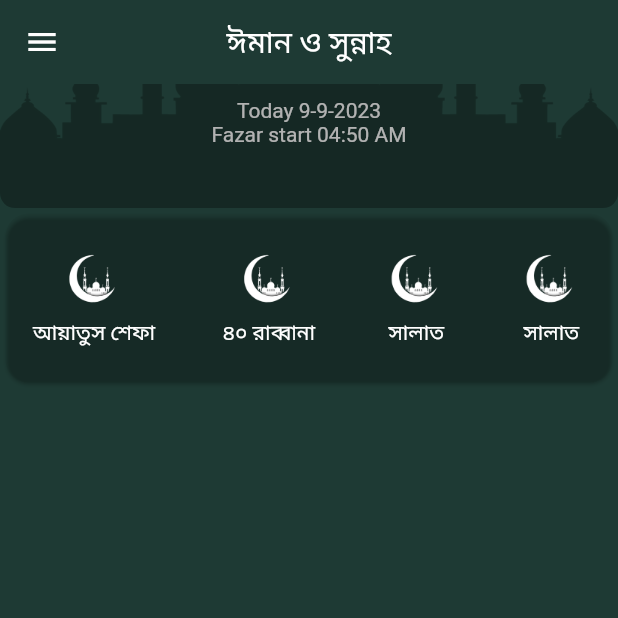
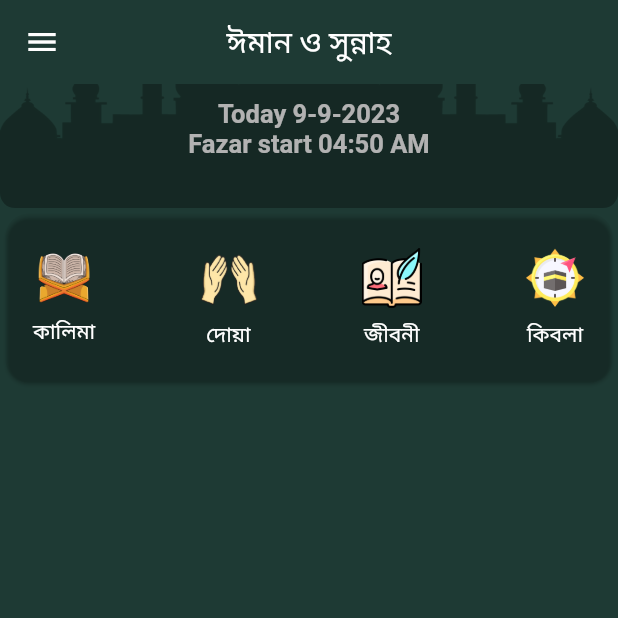
Before and after one commit to SadakatulShakil/Hadis_Collection, a Flutter app: the screen it shows after launch, scrolled down 230 dp, on a phone screen of 412 x 824 dp, the top half of it. Run offline on Flutter 3.47's test engine with Material 2 defaults, Android fonts, the phone set to English and light mode, and no system bars; our stand-ins replace carousel_slider, get, sqflite; accounts and stored records are empty; network calls fail.

Commit message:
designed updated

```diff
--- a/lib/screens/home/home_screen.dart
+++ b/lib/screens/home/home_screen.dart
@@ -57,8 +57,8 @@ class _HomeScreenState extends State<HomeScreen> {
                     right: 40,
                     child: Column(
                       children: [
-                        Text('Today 9-9-2023', style: TextStyle(color: Colors.white),),
-                        Text('Fazar start 04:50 AM', style: TextStyle(color: Colors.white)),
+                        Text('Today 9-9-2023', style: TextStyle(color: Colors.white, fontWeight: FontWeight.w600, fontSize: 17),),
+                        Text('Fazar start 04:50 AM', style: TextStyle(color: Colors.white, fontWeight: FontWeight.w600, fontSize: 17)),
                       ],
                     ),
                   ),
@@ -88,29 +88,33 @@ class _HomeScreenState extends State<HomeScreen> {
                         Column(
                           mainAxisAlignment: MainAxisAlignment.center,
                           children: [
-                            Image.asset('assets/images/icon.png', width: 45,height: 45,),
-                            Text('আয়াতুস শেফা', style: TextStyle(color: Colors.white))
+                            Image.asset('assets/images/sefa_icon.png', width: 35,height: 35,),
+                            SizedBox(height: 8,),
+                            Text('কালিমা', style: TextStyle(color: Colors.white))
                           ],
                         ),
                         Column(
                           mainAxisAlignment: MainAxisAlignment.center,
                           children: [
-                            Image.asset('assets/images/icon.png', width: 45,height: 45,),
-                            Text('৪০ রাব্বানা', style: TextStyle(color: Colors.white))
+                            Image.asset('assets/images/dua_icon.png', width: 40,height: 40,),
+                            SizedBox(height: 8,),
+                            Text('দোয়া', style: TextStyle(color: Colors.white))
                           ],
                         ),
                         Column(
                           mainAxisAlignment: MainAxisAlignment.center,
                           children: [
-                            Image.asset('assets/images/icon.png', width: 45,height: 45,),
-                            Text('সালাত', style: TextStyle(color: Colors.white))
+                            Image.asset('assets/images/biography_icon.png', width: 40,height: 40,),
+                            SizedBox(height: 8,),
+                            Text('জীবনী', style: TextStyle(color: Colors.white))
                           ],
                         ),
                         Column(
                           mainAxisAlignment: MainAxisAlignment.center,
                           children: [
-                            Image.asset('assets/images/icon.png', width: 45,height: 45,),
-                            Text('সালাত', style: TextStyle(color: Colors.white),)
+                            Image.asset('assets/images/qibla_icon.png', width: 40,height: 40,),
+                            SizedBox(height: 8,),
+                            Text('কিবলা', style: TextStyle(color: Colors.white),)
                           ],
                         )
                       ],
```
Also changed, not shown: lib/screens/hadith_chapter/widget/chapter_list_view.dart (+13 -4 lines), lib/screens/home/widget/dashboard_view.dart (+13 -11 lines), assets/images/biography_icon.png (added), assets/images/book_icon.png (added), assets/images/book_icon2.png (added), assets/images/book_icon3.png (added), assets/images/book_icon4.png (added), assets/images/book_icon5.png (added), assets/images/book_icon6.png (added), assets/images/dua_icon.png (added), assets/images/icon.png, assets/images/qibla_icon.png (added), assets/images/sefa_icon.png (added), 31 other files.
